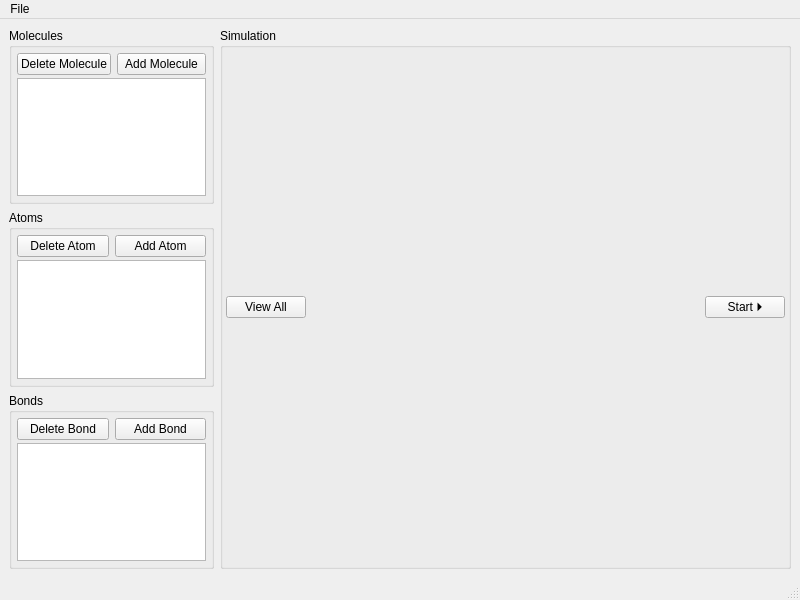
El-Draco/ChemSimulator, file srcs/GUI/mainwindow.ui: the form before one commit.
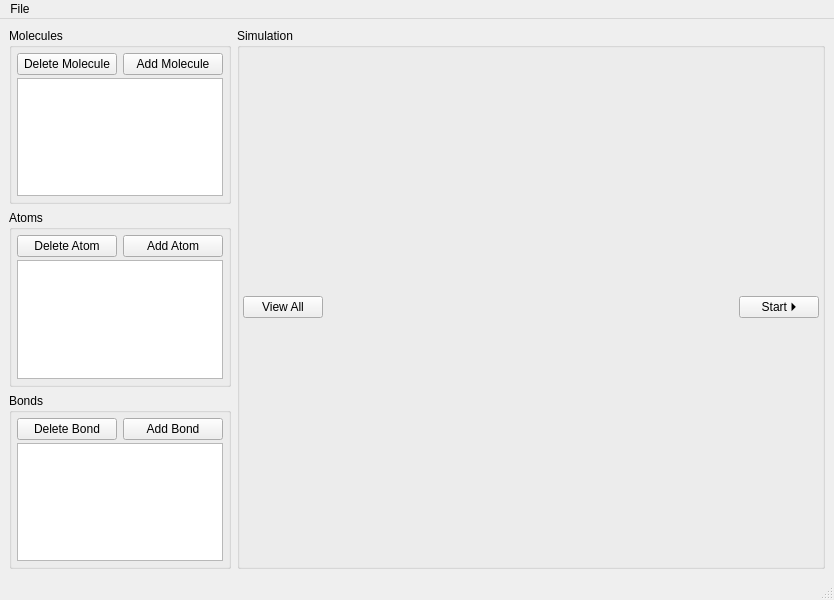
The form after the commit.

Diff of the .ui file:
```diff
--- a/srcs/GUI/mainwindow.ui
+++ b/srcs/GUI/mainwindow.ui
@@ -6,7 +6,7 @@
    <rect>
     <x>0</x>
     <y>0</y>
-    <width>800</width>
+    <width>834</width>
     <height>600</height>
    </rect>
   </property>
@@ -325,7 +325,7 @@
     <rect>
      <x>0</x>
      <y>0</y>
-     <width>800</width>
+     <width>834</width>
      <height>21</height>
     </rect>
    </property>
```
Left out of the diff: 8 changed lines with no effect on the pictures.
